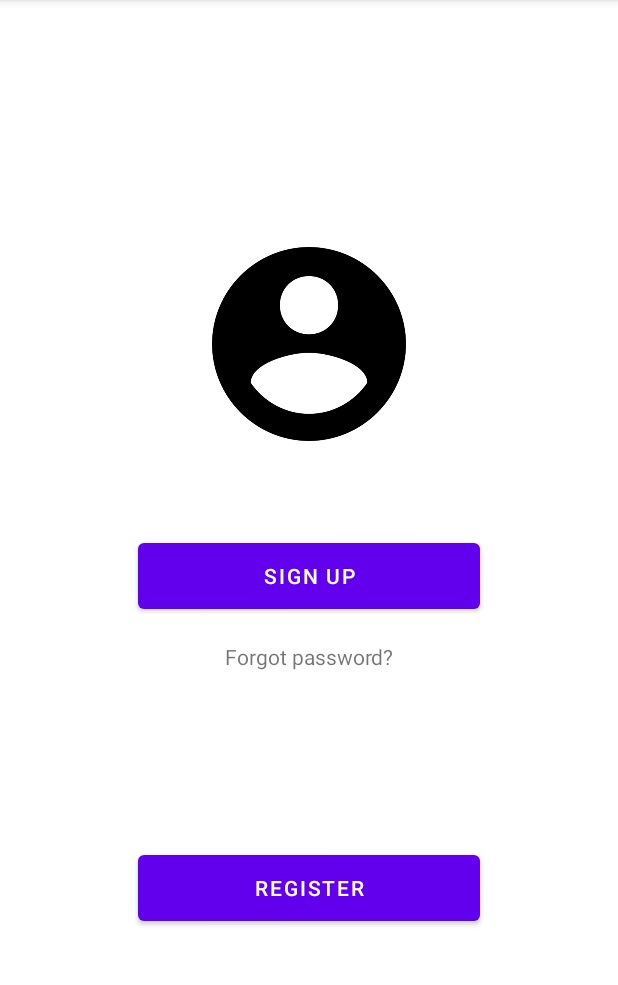
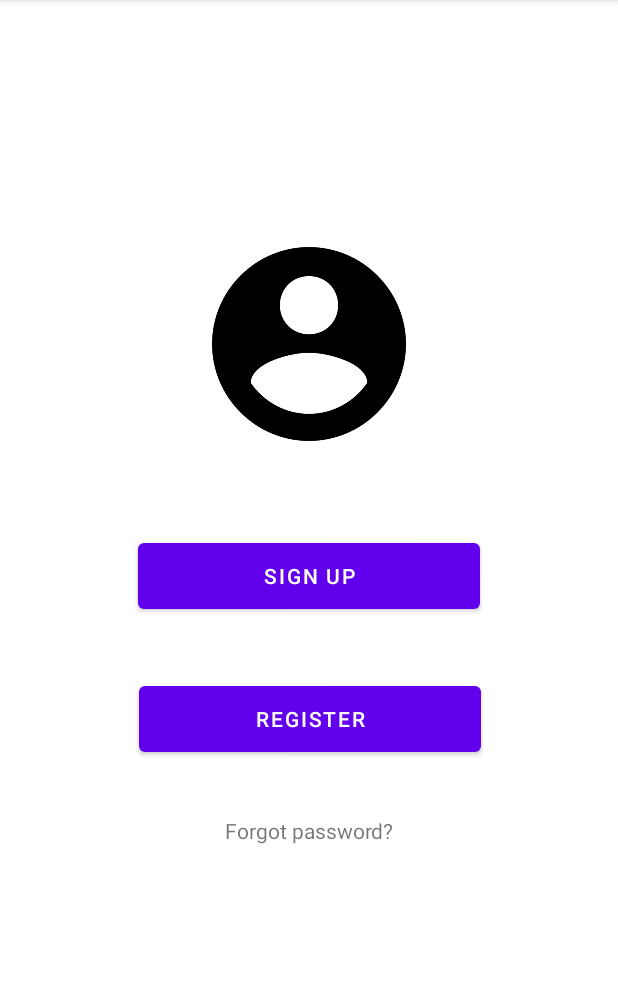
Before and after one commit to Samir-torres/BeduProject, an Android app: the screen it shows after launch (MainActivity), on a phone screen of 412 x 824 dp, the part 84-1069 px from its top. Run offline under Robolectric (Android 15) with nearby library versions, the phone set to English and light mode, and no system bars.

Commit message:
Hola mundo

```diff
--- a/app/src/main/res/layout/activity_forgot_pass.xml
+++ b/app/src/main/res/layout/activity_forgot_pass.xml
@@ -22,7 +22,7 @@
         android:layout_width="wrap_content"
         android:layout_height="wrap_content"
         android:inputType="textEmailAddress"
-        android:text="@string/enter_email"
+        android:hint="@string/enter_email"
         app:layout_constraintBottom_toBottomOf="parent"
         app:layout_constraintEnd_toEndOf="parent"
         app:layout_constraintStart_toStartOf="parent"
--- a/app/src/main/res/layout/activity_inicio.xml
+++ b/app/src/main/res/layout/activity_inicio.xml
@@ -39,6 +39,7 @@
         android:inputType="textPassword"
         android:layout_marginLeft="12dp"
         android:layout_marginRight="12dp"
+        android:drawableLeft="@drawable/lock"
         />
 
     <Button
--- a/app/src/main/res/layout/activity_main.xml
+++ b/app/src/main/res/layout/activity_main.xml
@@ -32,13 +32,16 @@
         android:id="@+id/forgotpass"
         android:layout_width="match_parent"
         android:layout_height="wrap_content"
-        android:layout_marginTop="16dp"
+        android:layout_marginTop="132dp"
         android:clickable="true"
         android:focusable="true"
         android:text="@string/forgotpassword"
         android:textAlignment="center"
-        app:layout_constraintTop_toBottomOf="@+id/button"
-        tools:layout_editor_absoluteX="0dp" />
+        app:layout_constraintEnd_toEndOf="parent"
+        app:layout_constraintHorizontal_bias="0.0"
+        app:layout_constraintStart_toStartOf="parent"
+        app:layout_constraintVertical_bias="0.119"
+        app:layout_constraintTop_toBottomOf="@+id/button" />
 
     <Button
         android:id="@+id/button2"
@@ -48,8 +51,10 @@
         android:text="@string/btn_register"
         app:layout_constraintBottom_toBottomOf="parent"
         app:layout_constraintEnd_toEndOf="parent"
+        app:layout_constraintHorizontal_bias="0.502"
         app:layout_constraintStart_toStartOf="parent"
-        app:layout_constraintTop_toBottomOf="@+id/button" />
+        app:layout_constraintTop_toBottomOf="@+id/button"
+        app:layout_constraintVertical_bias="0.119" />
 
 
 </androidx.constraintlayout.widget.ConstraintLayout>
--- a/app/src/main/res/layout/activity_registro2.xml
+++ b/app/src/main/res/layout/activity_registro2.xml
@@ -49,6 +49,7 @@
         android:layout_marginHorizontal="24dp"
         android:layout_marginTop="24dp"
         android:drawablePadding="12dp"
+        android:drawableLeft="@drawable/lock"
         android:hint="@string/password"
         android:inputType="textPassword" />
 
@@ -60,6 +61,7 @@
         android:layout_marginTop="24dp"
         android:drawablePadding="12dp"
         android:hint="@string/confirm_password"
+        android:drawableLeft="@drawable/lock"
         android:inputType="textPassword" />
 
     <Button
```
